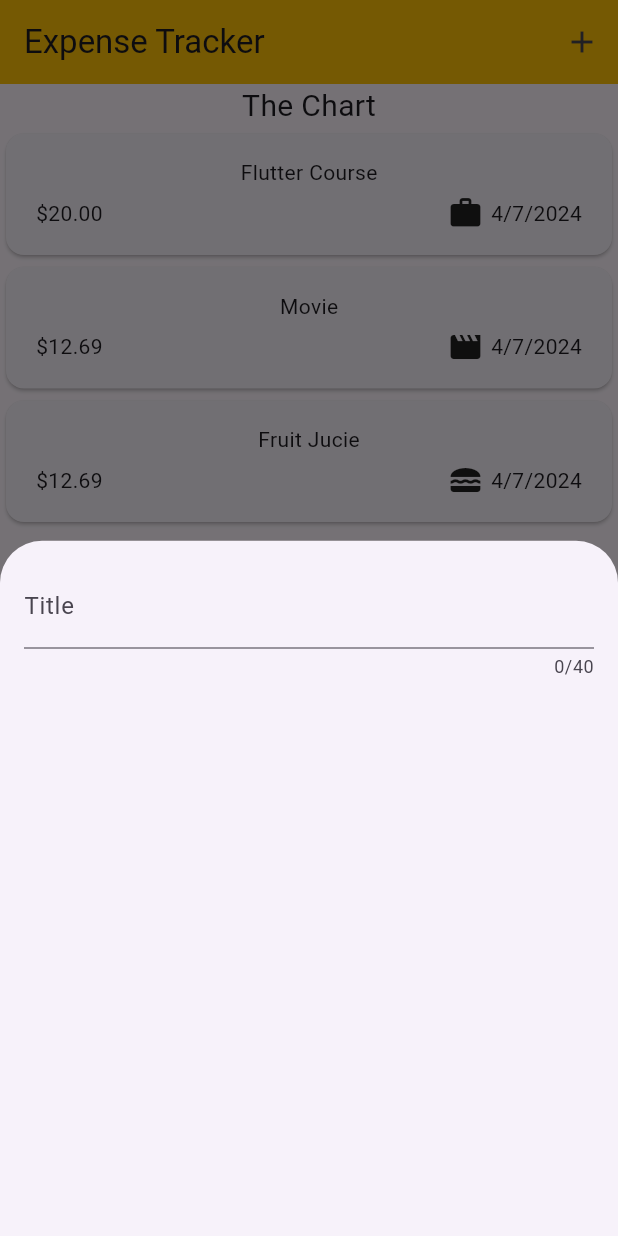
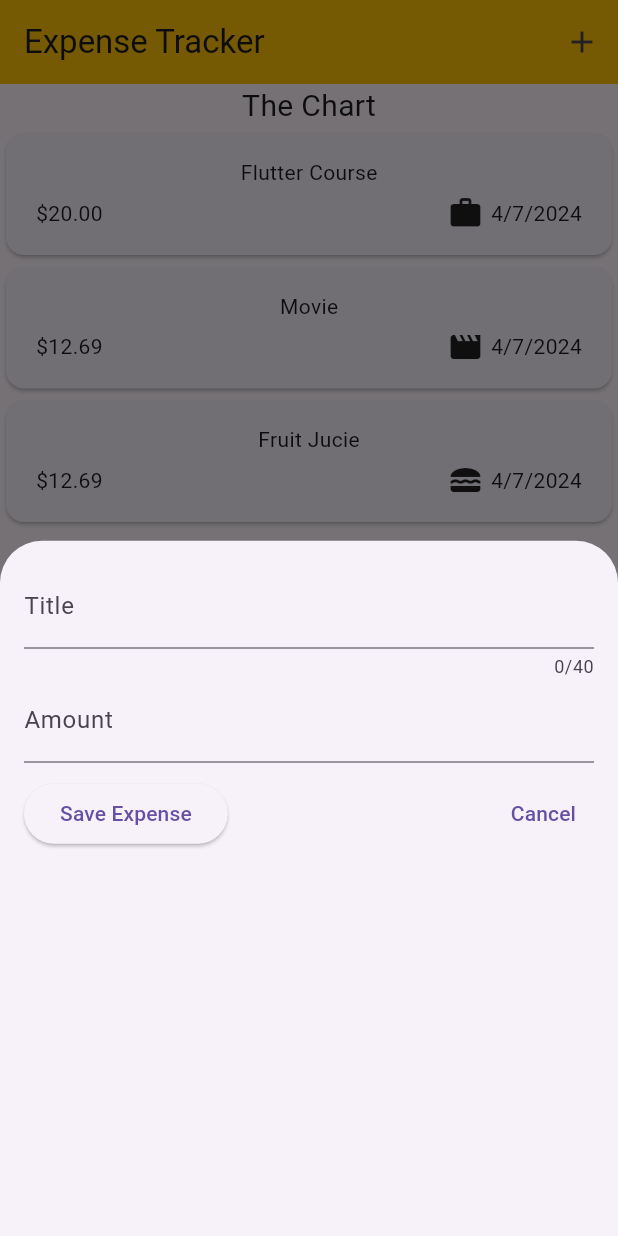
Before and after one commit to ishwar46/everydayFlutter, a Flutter app: the screen it shows after launch, after a tap on the "add" icon, on a phone screen of 412 x 824 dp. Run offline on Flutter 3.47's test engine with Material 3 defaults, Android fonts, the phone set to English and light mode, and no system bars; our stand-ins replace google_fonts.

Commit message:
Second Input field and with prefixtext

```diff
--- a/expense_tracker/lib/widgets/new_expense.dart
+++ b/expense_tracker/lib/widgets/new_expense.dart
@@ -9,17 +9,59 @@ class NewExpense extends StatefulWidget {
 }
 
 class _NewExpenseState extends State<NewExpense> {
+  // var _enteredTitle = '';
+
+  // void _saveTitleInput(String inputValue) {
+  //   _enteredTitle = inputValue;
+  // }
+
+  final _titleController = TextEditingController();
+  final _amountController = TextEditingController();
+
+  @override
+  void dispose() {
+    _titleController.dispose();
+    _amountController.dispose();
+    super.dispose();
+  }
+
   @override
   Widget build(BuildContext context) {
-    return const Padding(
-      padding: EdgeInsets.all(16),
+    return Padding(
+      padding: const EdgeInsets.all(16),
       child: Column(
         children: [
           TextField(
+            controller: _titleController,
             maxLength: 40,
-            decoration: InputDecoration(
+            decoration: const InputDecoration(
               label: Text('Title'),
             ),
+          ),
+          TextField(
+            controller: _amountController,
+            keyboardType: TextInputType.number,
+            decoration:
+                const InputDecoration(label: Text('Amount'), prefixText: '\$'),
+          ),
+          const SizedBox(
+            height: 10,
+          ),
+          Row(
+            mainAxisAlignment: MainAxisAlignment.spaceBetween,
+            children: [
+              ElevatedButton(
+                onPressed: () {
+                  // print(_titleController.text);
+                  // print(_amountController.text);
+                },
+                child: const Text("Save Expense"),
+              ),
+              TextButton(
+                onPressed: () {},
+                child: const Text("Cancel"),
+              )
+            ],
           )
         ],
       ),
```
